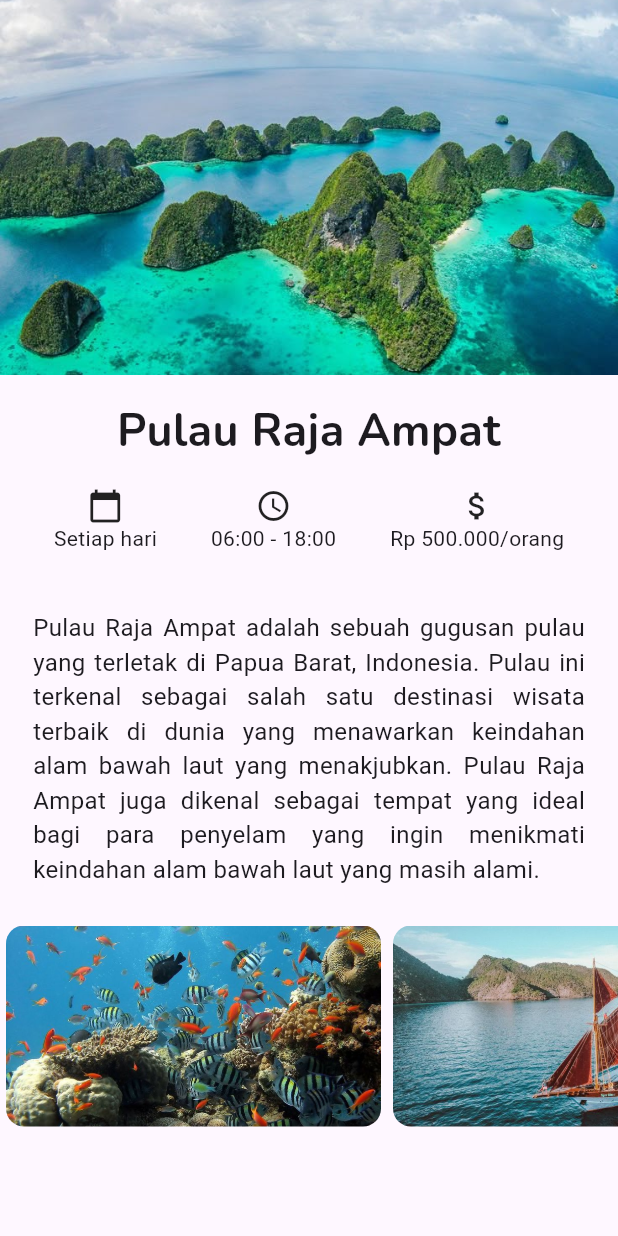
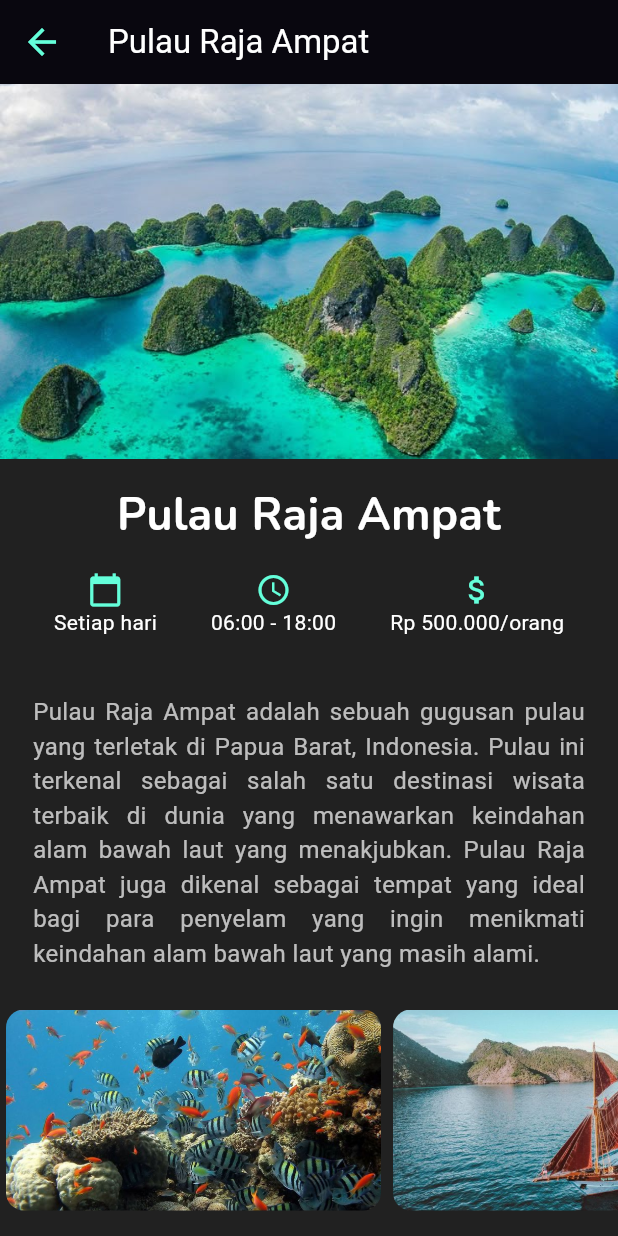
Before and after one commit to nafisaa11/aplikasi_wisata, a Flutter app: the screen it shows after launch, after a tap on "Pulau Raja Ampat", on a phone screen of 412 x 824 dp. Run offline on Flutter 3.47's test engine with Material 3 defaults, Android fonts, the phone set to English and light mode, and no system bars.

Commit message:
menambahkan banner gambar pada header dan mengubah warna background

```diff
--- a/lib/detail_screen.dart
+++ b/lib/detail_screen.dart
@@ -9,6 +9,16 @@ class DetailScreen extends StatelessWidget {
   @override
   Widget build(BuildContext context) {
     return Scaffold(
+      backgroundColor: Colors.grey[900],
+      appBar: AppBar(
+        backgroundColor: Colors.black,
+        elevation: 4,
+        title: Text(place.name, style: const TextStyle(color: Colors.white)),
+        leading: IconButton(
+          icon: const Icon(Icons.arrow_back, color: Colors.tealAccent, size: 28),
+          onPressed: () => Navigator.of(context).pop(),
+        ),
+      ),
       body: SafeArea(
         child: SingleChildScrollView(
           child: Column(
@@ -20,8 +30,8 @@ class DetailScreen extends StatelessWidget {
                 fit: BoxFit.cover,
                 errorBuilder: (context, error, stackTrace) => Container(
                   height: 250,
-                  color: Colors.grey[300],
-                  child: const Center(child: Icon(Icons.image_not_supported)),
+                  color: Colors.grey[700],
+                  child: const Center(child: Icon(Icons.image_not_supported, color: Colors.white)),
                 ),
               ),
               Container(
@@ -33,6 +43,7 @@ class DetailScreen extends StatelessWidget {
                     fontSize: 30.0,
                     fontWeight: FontWeight.bold,
                     fontFamily: 'Nunito',
+                    color: Colors.white,
                   ),
                 ),
               ),
@@ -43,20 +54,20 @@ class DetailScreen extends StatelessWidget {
                   children: <Widget>[
                     Column(
                       children: <Widget>[
-                        const Icon(Icons.calendar_today),
-                        Text(place.openDays),
+                        const Icon(Icons.calendar_today, color: Colors.tealAccent),
+                        Text(place.openDays, style: const TextStyle(color: Colors.white)),
                       ],
                     ),
                     Column(
                       children: <Widget>[
-                        const Icon(Icons.access_time),
-                        Text(place.openHours),
+                        const Icon(Icons.access_time, color: Colors.tealAccent),
+                        Text(place.openHours, style: const TextStyle(color: Colors.white)),
                       ],
                     ),
                     Column(
                       children: <Widget>[
-                        const Icon(Icons.attach_money),
-                        Text(place.ticketPrice),
+                        const Icon(Icons.attach_money, color: Colors.tealAccent),
+                        Text(place.ticketPrice, style: const TextStyle(color: Colors.white)),
                       ],
                     ),
                   ],
@@ -67,7 +78,7 @@ class DetailScreen extends StatelessWidget {
                 child: Text(
                   place.description,
                   textAlign: TextAlign.justify,
-                  style: const TextStyle(fontSize: 16.0),
+                  style: const TextStyle(fontSize: 16.0, color: Colors.white70),
                 ),
               ),
               SizedBox(
@@ -97,8 +108,8 @@ class DetailScreen extends StatelessWidget {
             width: 250,
             errorBuilder: (context, error, stackTrace) => Container(
               width: 150,
-              color: Colors.grey[300],
-              child: const Center(child: Icon(Icons.image_not_supported)),
+              color: Colors.grey[700],
+              child: const Center(child: Icon(Icons.image_not_supported, color: Colors.white)),
             ),
           ),
         ),
--- a/lib/main_screen.dart
+++ b/lib/main_screen.dart
@@ -1,58 +1,135 @@
+import 'package:flutter/material.dart';
 import 'package:appm2/detail_screen.dart';
 import 'package:appm2/model/tourism_place.dart';
-import 'package:flutter/material.dart';
 
-class MainScreen extends StatelessWidget{
+class MainScreen extends StatelessWidget {
   const MainScreen({Key? key}) : super(key: key);
 
   @override
-  Widget build(BuildContext context){
+  Widget build(BuildContext context) {
     return Scaffold(
+      backgroundColor: Colors.grey[200],
       appBar: AppBar(
-        title: const Text('Destinasi Wisata Indonesia'),
+        backgroundColor: Colors.teal[700],
+        elevation: 4,
+        title: const Text(
+          "Wisata Indonesia",
+          style: TextStyle(color: Colors.white, fontWeight: FontWeight.bold),
         ),
-      body: ListView.builder(
+        centerTitle: true,
+      ),
+      body: Column(
+        crossAxisAlignment: CrossAxisAlignment.start,
+        children: [
+          Stack(
+            children: [
+              Container(
+                height: 300,
+                width: double.infinity,
+                decoration: const BoxDecoration(
+                  image: DecorationImage(
+                    image: AssetImage("assets/images/raja_ampat.jpg"),
+                    fit: BoxFit.cover,
+                  ),
+                ),
+              ),
+              Container(
+                height: 300,
+                width: double.infinity,
+                color: Colors.black.withOpacity(0.5),
+              ),
+              Positioned(
+                left: 20,
+                bottom: 20,
+                child: const Text.rich(
+                  TextSpan(
+                    children: [
+                      TextSpan(
+                        text: "Explore the Hidden Gems of\n",
+                        style: TextStyle(
+                          fontSize: 22,
+                          fontWeight: FontWeight.w600,
+                          color: Colors.white,
+                        ),
+                      ),
+                      TextSpan(
+                        text: "Indonesia!",
+                        style: TextStyle(
+                          fontSize: 28,
+                          fontWeight: FontWeight.bold,
+                          color: Colors.white,
+                        ),
+                      ),
+                    ],
+                  ),
+                ),
+              ),
+            ],
+          ),
+          const SizedBox(height: 10),
+          Expanded(
+            child: ListView.builder(
+              itemCount: TourismPlaceList.length,
               itemBuilder: (context, index) {
                 final TourismPlace place = TourismPlaceList[index];
                 return InkWell(
                   onTap: () {
-            Navigator.push(context, MaterialPageRoute(builder: (context){
+                    Navigator.push(context, MaterialPageRoute(builder: (context) {
                       return DetailScreen(place: place);
                     }));
                   },
                   child: ListItem(place),
                 );
               },
-        itemCount: TourismPlaceList.length,
+            ),
+          ),
+        ],
       ),
     );
   }
 
-  Widget ListItem(TourismPlace place){
+  Widget ListItem(TourismPlace place) {
     return Card(
+      margin: const EdgeInsets.symmetric(horizontal: 15, vertical: 8),
+      shape: RoundedRectangleBorder(
+        borderRadius: BorderRadius.circular(15),
+      ),
+      elevation: 4,
       child: Row(
         crossAxisAlignment: CrossAxisAlignment.start,
         children: <Widget>[
-          Expanded(
-            flex: 1,
-            child: Image.asset(place.imageAsset),
+          ClipRRect(
+            borderRadius: const BorderRadius.only(
+              topLeft: Radius.circular(15),
+              bottomLeft: Radius.circular(15),
+            ),
+            child: Image.asset(
+              place.imageAsset,
+              fit: BoxFit.cover,
+              height: 120,
+              width: 120,
+            ),
           ),
           Expanded(
-            flex: 2,
             child: Padding(
-              padding: const EdgeInsets.all(8.0),
+              padding: const EdgeInsets.all(12.0),
               child: Column(
                 crossAxisAlignment: CrossAxisAlignment.start,
                 mainAxisSize: MainAxisSize.min,
                 children: <Widget>[
                   Text(
                     place.name,
-                    style: TextStyle(fontSize: 16.0),
+                    style: const TextStyle(
+                      fontSize: 18.0,
+                      fontWeight: FontWeight.bold,
+                      color: Colors.teal,
                     ),
-                  SizedBox(
-                    height: 10,
                   ),
-                  Text(place.location),
+                  const SizedBox(height: 5),
+                  Text(
+                    place.location,
+                    style: TextStyle(color: Colors.grey[700]),
+                  ),
                 ],
               ),
             ),
```
Lines whose indentation alone changed are shown as unchanged.
